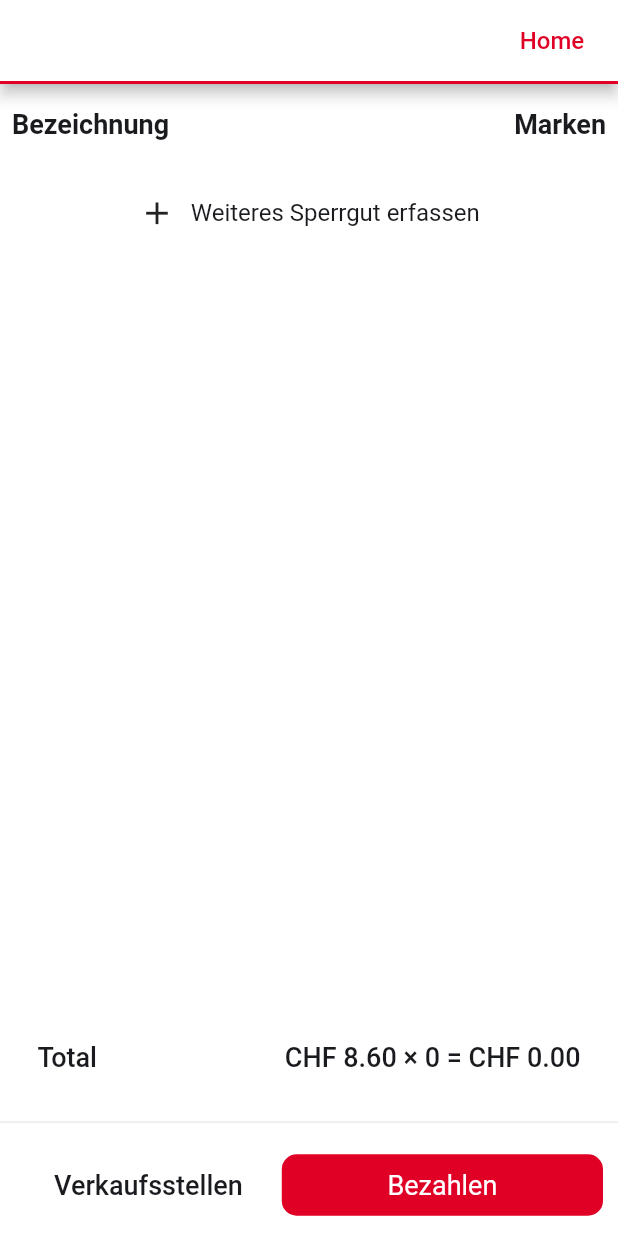
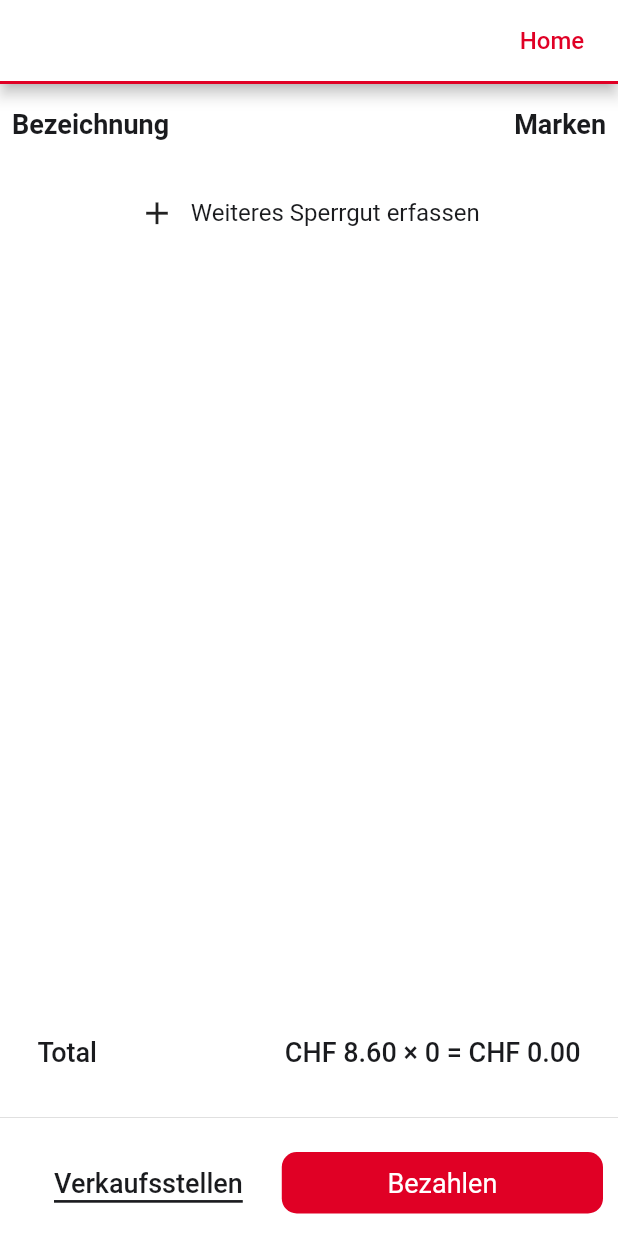
Before and after one commit to silasETH/StartHack23, a Flutter app: the CartView screen opened by its route, on a phone screen of 412 x 824 dp. Run offline on Flutter 3.47's test engine with Material 2 defaults, Android fonts, the phone set to English and light mode, and no system bars; our stand-ins replace open_filex, pdf, stacked, stacked_services, stacked_shared.

Commit message:
made cart view even nicer

```diff
--- a/sperrgut_stgallen/lib/ui/views/cart/cart_view.dart
+++ b/sperrgut_stgallen/lib/ui/views/cart/cart_view.dart
@@ -73,10 +73,25 @@ class CartView extends StackedView<CartViewModel> {
                 MaterialButton(
                   onPressed: viewModel.salePoints,
                   child: Container(
+                    margin: const EdgeInsets.fromLTRB(0, 10, 0, 0),
                     padding: const EdgeInsets.all(smallSize),
-                    child: Text(
+                    child: const Text(
                       "Verkaufsstellen",
-                      style: Theme.of(context).textTheme.bodyLarge,
+                      style: TextStyle(
+                        fontSize: 18,
+                        shadows: [
+                          Shadow(
+                              color: kcDarkGreyColor,
+                              offset: Offset(0, -5))
+                        ],
+                        color: Colors.transparent,
+                        decoration:
+                        TextDecoration.underline,
+                        decorationColor: kcDarkGreyColor,
+                        decorationThickness: 2,
+                        decorationStyle:
+                        TextDecorationStyle.solid,
+                      ),
                     ),
                   ),
                 ),
```
